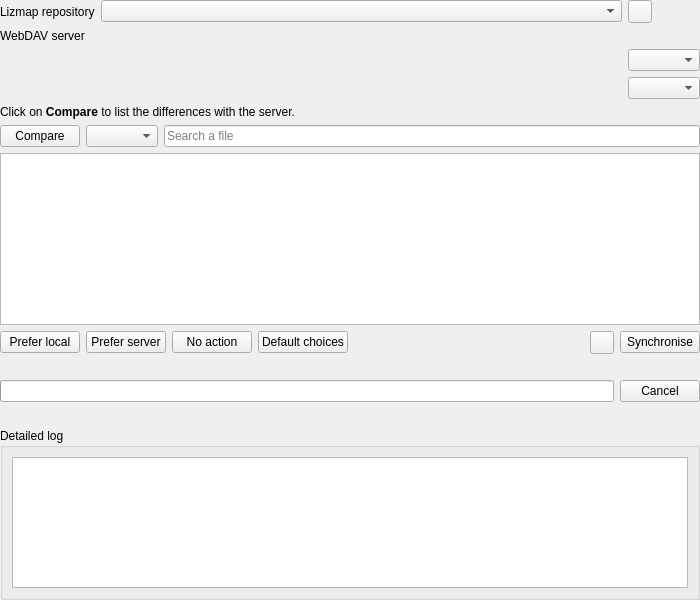
First picture: the form in lizmap/resources/ui/ui_sync_panel.ui, repository 3liz/lizmap-plugin, before the edit.
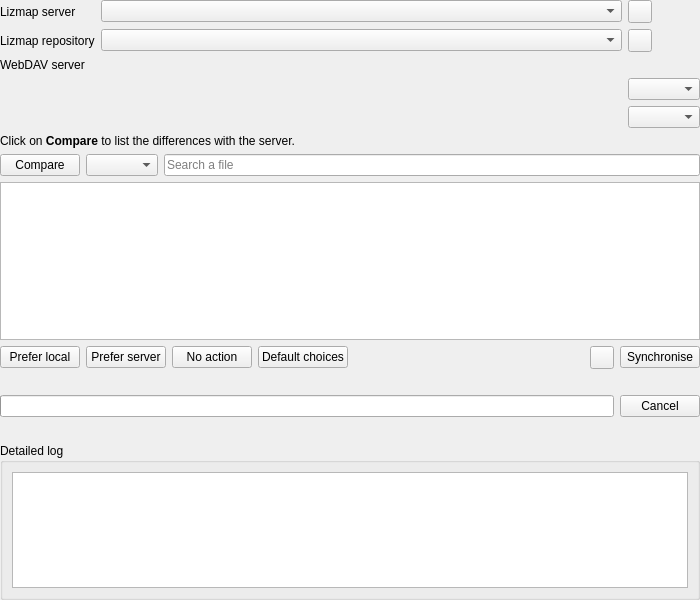
Second picture: the form after the edit. Custom widgets are drawn as their Qt base class.

Commit message:
Upload - Choose the server at the top, refresh only the selected server
The refresh button next to the server fetches its metadata, instead of only checking the cache.

What changed in the file:
```diff
--- a/lizmap/resources/ui/ui_sync_panel.ui
+++ b/lizmap/resources/ui/ui_sync_panel.ui
@@ -10,7 +10,7 @@
     <height>600</height>
    </rect>
   </property>
-  <layout class="QVBoxLayout" name="layout_main">
+  <layout class="QVBoxLayout" name="layout_main" stretch="0,1">
    <property name="leftMargin">
     <number>0</number>
    </property>
@@ -26,37 +26,54 @@
    <item>
     <layout class="QGridLayout" name="layout_directories" columnstretch="0,0,1,0">
      <item row="0" column="0">
+      <widget class="QLabel" name="label_lizmap_server">
+       <property name="text">
+        <string>Lizmap server</string>
+       </property>
+      </widget>
+     </item>
+     <item row="0" column="1" colspan="2">
+      <widget class="QComboBox" name="server"/>
+     </item>
+     <item row="0" column="3">
+      <widget class="QToolButton" name="refresh_server_button">
+       <property name="toolTip">
+        <string>Refresh the information of the selected server: version, repositories, capabilities…</string>
+       </property>
+      </widget>
+     </item>
+     <item row="1" column="0">
       <widget class="QLabel" name="label_repository_title">
        <property name="text">
         <string>Lizmap repository</string>
        </property>
       </widget>
      </item>
-     <item row="0" column="1" colspan="2">
+     <item row="1" column="1" colspan="2">
       <widget class="QComboBox" name="repository"/>
      </item>
-     <item row="0" column="3">
+     <item row="1" column="3">
       <widget class="QToolButton" name="new_repository_button">
        <property name="toolTip">
         <string>Create a new Lizmap repository</string>
        </property>
       </widget>
      </item>
-     <item row="1" column="0">
+     <item row="2" column="0">
       <widget class="QLabel" name="label_server_title">
        <property name="text">
         <string>WebDAV server</string>
        </property>
       </widget>
      </item>
-     <item row="1" column="1" colspan="3">
+     <item row="2" column="1" colspan="3">
       <widget class="QLabel" name="label_server">
        <property name="textInteractionFlags">
         <set>Qt::TextSelectableByMouse</set>
        </property>
       </widget>
      </item>
-     <item row="2" column="0">
+     <item row="3" column="0">
       <widget class="QLabel" name="label_pair_repository">
        <property name="font">
         <font>
@@ -65,7 +82,7 @@
        </property>
       </widget>
      </item>
-     <item row="2" column="1">
+     <item row="3" column="1">
       <widget class="QLabel" name="label_local_repository">
        <property name="openExternalLinks">
         <bool>true</bool>
@@ -75,21 +92,21 @@
        </property>
       </widget>
      </item>
-     <item row="2" column="2">
+     <item row="3" column="2">
       <widget class="QLabel" name="label_remote_repository">
        <property name="textInteractionFlags">
         <set>Qt::TextSelectableByMouse</set>
        </property>
       </widget>
      </item>
-     <item row="2" column="3">
+     <item row="3" column="3">
       <widget class="QComboBox" name="direction_repository">
        <property name="toolTip">
         <string>Allowed direction of the transfers</string>
        </property>
       </widget>
      </item>
-     <item row="3" column="0">
+     <item row="4" column="0">
       <widget class="QLabel" name="label_pair_shared_media">
        <property name="font">
         <font>
@@ -98,7 +115,7 @@
        </property>
       </widget>
      </item>
-     <item row="3" column="1">
+     <item row="4" column="1">
       <widget class="QLabel" name="label_local_shared_media">
        <property name="openExternalLinks">
         <bool>true</bool>
@@ -108,14 +125,14 @@
        </property>
       </widget>
      </item>
-     <item row="3" column="2">
+     <item row="4" column="2">
       <widget class="QLabel" name="label_remote_shared_media">
        <property name="textInteractionFlags">
         <set>Qt::TextSelectableByMouse</set>
        </property>
       </widget>
      </item>
-     <item row="3" column="3">
+     <item row="4" column="3">
       <widget class="QComboBox" name="direction_shared_media">
        <property name="toolTip">
         <string>Allowed direction of the transfers</string>
@@ -125,6 +142,21 @@
     </layout>
    </item>
    <item>
+    <widget class="QWidget" name="sync_content" native="true">
+     <layout class="QVBoxLayout" name="layout_sync_content">
+      <property name="leftMargin">
+       <number>0</number>
+      </property>
+      <property name="topMargin">
+       <number>0</number>
+      </property>
+      <property name="rightMargin">
+       <number>0</number>
+      </property>
+      <property name="bottomMargin">
+       <number>0</number>
+      </property>
+       <item>
     <widget class="QLabel" name="label_help">
      <property name="text">
       <string>Click on &lt;b&gt;Compare&lt;/b&gt; to list the differences with the server.</string>
@@ -281,6 +313,9 @@
         <property name="readOnly">
          <bool>true</bool>
         </property>
+           </widget>
+          </item>
+         </layout>
        </widget>
       </item>
      </layout>
```
Lines whose indentation alone changed are shown as unchanged. The commit also changes 6 other files.
